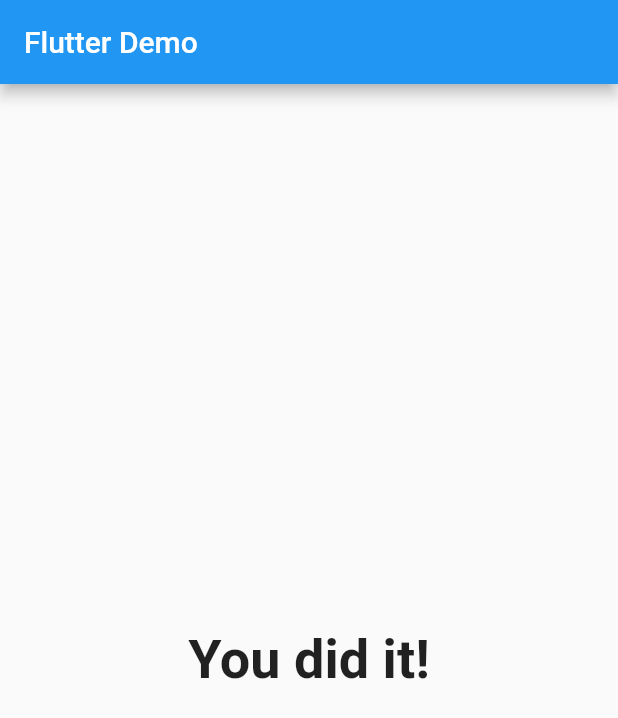
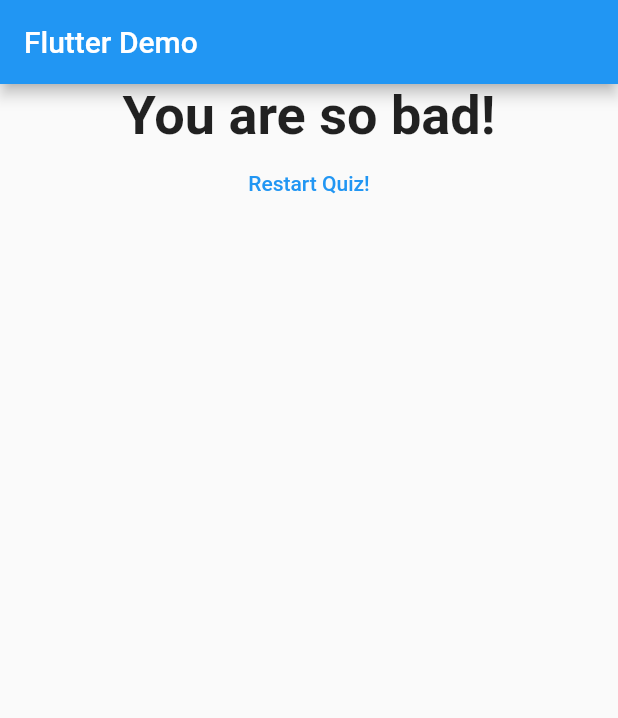
Before and after one commit to AlexTritecky/flutter_first, a Flutter app: the screen it shows after launch, after a tap on "Black", after a tap on "Snake", after a tap on "Mercedes", on a phone screen of 412 x 824 dp. Shown: the top 718 px of the screen. Run offline on Flutter 3.47's test engine with Material 2 defaults, Android fonts, the phone set to English and light mode, and no system bars.

```diff
--- a/lib/main.dart
+++ b/lib/main.dart
@@ -57,6 +57,12 @@ class _MyAppState extends State<MyApp> {
     }
   }
 
+  void resetQuiz() {
+    setState(() {
+      questionIndex = 0;
+      totalScore = 0;
+    });
+  }
   @override
   Widget build(BuildContext ctx) {
     return MaterialApp(
@@ -70,7 +76,7 @@ class _MyAppState extends State<MyApp> {
                   questionIndex: questionIndex,
                   questions: questions,
                 )
-              : Result(totalScore)),
+              : Result(totalScore, resetQuiz)),
     );
   }
 }
--- a/lib/result.dart
+++ b/lib/result.dart
@@ -2,11 +2,12 @@ import 'package:flutter/material.dart';
 
 class Result extends StatelessWidget {
   final int resultScore;
+  final Function resetHandler;
 
-  Result(this.resultScore);
+  Result(this.resultScore, this.resetHandler);
 
   String get resultPhrase {
-    var resultText = 'You did it!';
+    String resultText;
     if (resultScore <= 8) {
       resultText = 'You are awesome and innocent!';
     } else if (resultScore <= 12) {
@@ -22,8 +23,22 @@ class Result extends StatelessWidget {
   @override
   Widget build(BuildContext context) {
     return Center(
-      child: Text('You did it!',
-          style: TextStyle(fontSize: 36, fontWeight: FontWeight.bold)),
+      child: Column(
+        children: [
+          Text(
+            resultPhrase,
+            style: TextStyle(fontSize: 36, fontWeight: FontWeight.bold),
+            textAlign: TextAlign.center,
+          ),
+          TextButton(
+            child: Text('Restart Quiz!'),
+            style: ButtonStyle(
+              foregroundColor: MaterialStateProperty.all(Colors.blue),
+            ),
+            onPressed: resetHandler,
+          ),
+        ],
+      ),
     );
   }
 }
```
